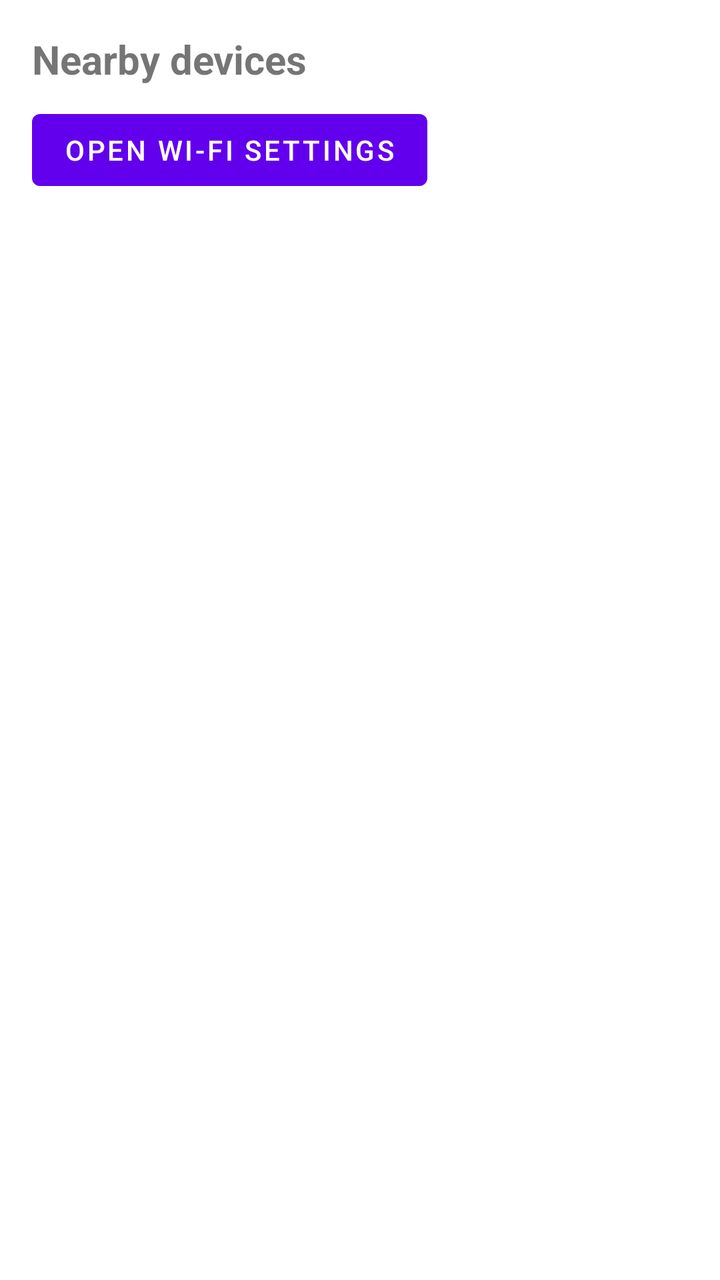
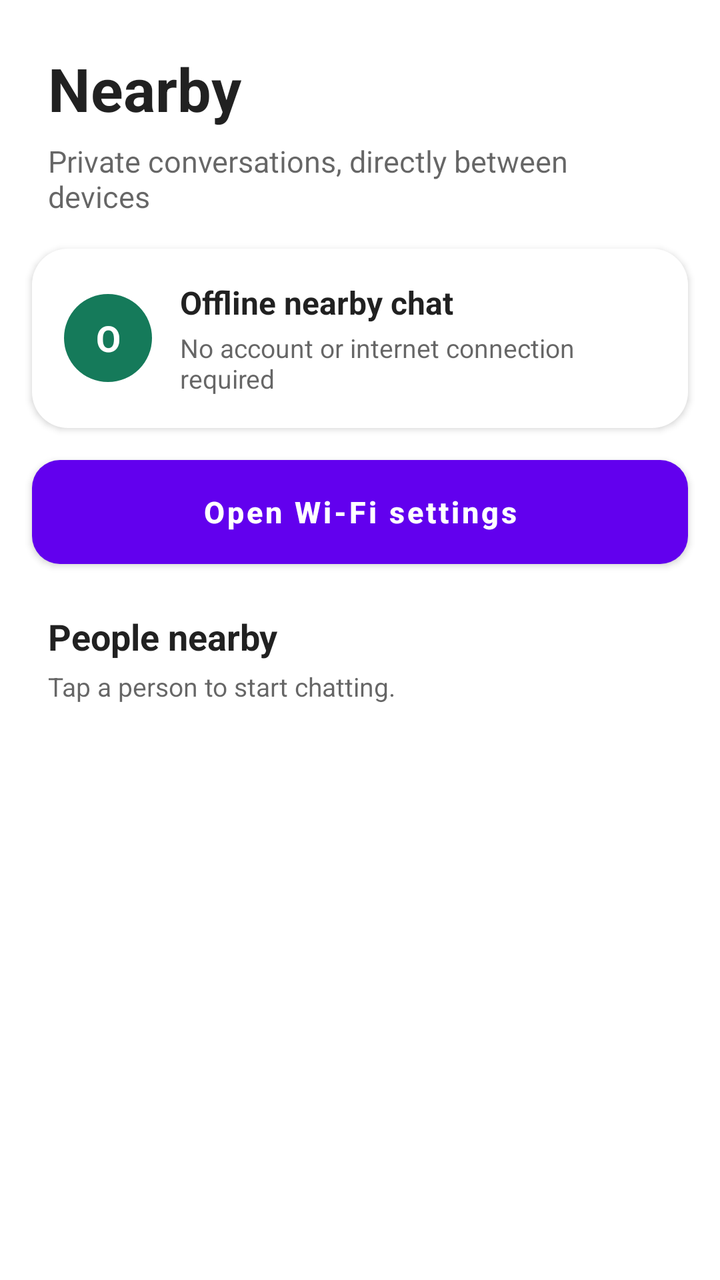

Compare the two renders of this Android layout. The source of the first and the diff that turns it into the second are given below.
<!-- AndroidManifest.xml: application theme Theme.OffTheGrid -->
<!-- res/layout/activity_discover.xml -->
<?xml version="1.0" encoding="utf-8"?>
<LinearLayout xmlns:android="http://schemas.android.com/apk/res/android"
    android:layout_width="match_parent"
    android:layout_height="match_parent"
    android:fitsSystemWindows="true"
    android:orientation="vertical"
    android:padding="16dp">

    <TextView
        android:layout_width="match_parent"
        android:layout_height="wrap_content"
        android:layout_marginBottom="8dp"
        android:text="Nearby devices"
        android:textSize="20sp"
        android:textStyle="bold" />

    <Button
        android:id="@+id/btnWifi"
        android:layout_width="wrap_content"
        android:layout_height="wrap_content"
        android:layout_marginBottom="8dp"
        android:text="Open Wi-Fi settings" />

    <androidx.recyclerview.widget.RecyclerView
        android:id="@+id/rvPeers"
        android:layout_width="match_parent"
        android:layout_height="0dp"
        android:layout_weight="1" />
</LinearLayout>
<!-- resources referenced by this layout -->
<resources>
  <style name="Theme.OffTheGrid" parent="Theme.MaterialComponents.DayNight.DarkActionBar">
          
          <item name="colorPrimary">@color/purple_500</item>
          <item name="colorPrimaryVariant">@color/purple_700</item>
          <item name="colorOnPrimary">@color/white</item>
          
          <item name="colorSecondary">@color/teal_200</item>
          <item name="colorSecondaryVariant">@color/teal_700</item>
          <item name="colorOnSecondary">@color/black</item>
          
          <item name="android:statusBarColor">?attr/colorPrimaryVariant</item>
          
      </style>
  <color name="purple_500">#FF6200EE</color>
  <color name="purple_700">#FF3700B3</color>
  <color name="white">#FFFFFFFF</color>
  <color name="teal_200">#FF03DAC5</color>
  <color name="teal_700">#FF018786</color>
  <color name="black">#FF000000</color>
</resources>

<!-- the commit's change to res/layout/activity_discover.xml (unified diff, before → after) -->
@@ -1,29 +1,154 @@
 <?xml version="1.0" encoding="utf-8"?>
-<LinearLayout xmlns:android="http://schemas.android.com/apk/res/android"
+<androidx.constraintlayout.widget.ConstraintLayout xmlns:android="http://schemas.android.com/apk/res/android"
+    xmlns:app="http://schemas.android.com/apk/res-auto"
     android:layout_width="match_parent"
     android:layout_height="match_parent"
-    android:fitsSystemWindows="true"
-    android:orientation="vertical"
-    android:padding="16dp">
+    android:background="?android:attr/colorBackground"
+    android:fitsSystemWindows="true">
 
-    <TextView
-        android:layout_width="match_parent"
+    <LinearLayout
+        android:id="@+id/discoverHeader"
+        android:layout_width="0dp"
         android:layout_height="wrap_content"
-        android:layout_marginBottom="8dp"
-        android:text="Nearby devices"
-        android:textSize="20sp"
-        android:textStyle="bold" />
+        android:orientation="vertical"
+        android:paddingStart="24dp"
+        android:paddingTop="24dp"
+        android:paddingEnd="24dp"
+        android:paddingBottom="16dp"
+        app:layout_constraintEnd_toEndOf="parent"
+        app:layout_constraintStart_toStartOf="parent"
+        app:layout_constraintTop_toTopOf="parent">
+
+        <TextView
+            android:layout_width="wrap_content"
+            android:layout_height="wrap_content"
+            android:text="@string/discover_title"
+            android:textColor="?android:attr/textColorPrimary"
+            android:textSize="30sp"
+            android:textStyle="bold" />
+
+        <TextView
+            android:layout_width="match_parent"
+            android:layout_height="wrap_content"
+            android:layout_marginTop="6dp"
+            android:text="@string/discover_subtitle"
+            android:textColor="?android:attr/textColorSecondary"
+            android:textSize="15sp" />
+    </LinearLayout>
+
+    <LinearLayout
+        android:id="@+id/privacyCard"
+        android:layout_width="0dp"
+        android:layout_height="wrap_content"
+        android:layout_marginStart="16dp"
+        android:layout_marginEnd="16dp"
+        android:background="@drawable/bg_card"
+        android:elevation="2dp"
+        android:gravity="center_vertical"
+        android:orientation="horizontal"
+        android:padding="16dp"
+        app:layout_constraintEnd_toEndOf="parent"
+        app:layout_constraintStart_toStartOf="parent"
+        app:layout_constraintTop_toBottomOf="@id/discoverHeader">
+
+        <TextView
+            android:layout_width="44dp"
+            android:layout_height="44dp"
+            android:background="@drawable/bg_avatar"
+            android:contentDescription="@string/chat_avatar_description"
+            android:gravity="center"
+            android:text="@string/chat_avatar"
+            android:textColor="@color/otg_on_green"
+            android:textSize="18sp"
+            android:textStyle="bold" />
+
+        <LinearLayout
+            android:layout_width="0dp"
+            android:layout_height="wrap_content"
+            android:layout_marginStart="14dp"
+            android:layout_weight="1"
+            android:orientation="vertical">
+
+            <TextView
+                android:layout_width="match_parent"
+                android:layout_height="wrap_content"
+                android:text="@string/offline_label"
+                android:textColor="?android:attr/textColorPrimary"
+                android:textSize="16sp"
+                android:textStyle="bold" />
+
+            <TextView
+                android:layout_width="match_parent"
+                android:layout_height="wrap_content"
+                android:layout_marginTop="3dp"
+                android:text="@string/offline_description"
+                android:textColor="?android:attr/textColorSecondary"
+                android:textSize="13sp" />
+        </LinearLayout>
+    </LinearLayout>
 
     <Button
         android:id="@+id/btnWifi"
-        android:layout_width="wrap_content"
+        android:layout_width="0dp"
+        android:layout_height="52dp"
+        android:layout_marginStart="16dp"
+        android:layout_marginTop="16dp"
+        android:layout_marginEnd="16dp"
+        android:background="@drawable/bg_primary_button"
+        android:backgroundTint="@null"
+        android:gravity="center"
+        android:minHeight="0dp"
+        android:paddingStart="20dp"
+        android:paddingEnd="20dp"
+        android:text="@string/scan_for_peers"
+        android:textAllCaps="false"
+        android:textColor="@color/otg_on_green"
+        android:textSize="15sp"
+        android:textStyle="bold"
+        app:layout_constraintEnd_toEndOf="parent"
+        app:layout_constraintStart_toStartOf="parent"
+        app:layout_constraintTop_toBottomOf="@id/privacyCard" />
+
+    <LinearLayout
+        android:id="@+id/peopleHeading"
+        android:layout_width="0dp"
         android:layout_height="wrap_content"
-        android:layout_marginBottom="8dp"
-        android:text="Open Wi-Fi settings" />
+        android:orientation="vertical"
+        android:paddingStart="24dp"
+        android:paddingTop="24dp"
+        android:paddingEnd="24dp"
+        android:paddingBottom="8dp"
+        app:layout_constraintEnd_toEndOf="parent"
+        app:layout_constraintStart_toStartOf="parent"
+        app:layout_constraintTop_toBottomOf="@id/btnWifi">
+
+        <TextView
+            android:layout_width="match_parent"
+            android:layout_height="wrap_content"
+            android:text="@string/nearby_people"
+            android:textColor="?android:attr/textColorPrimary"
+            android:textSize="18sp"
+            android:textStyle="bold" />
+
+        <TextView
+            android:layout_width="match_parent"
+            android:layout_height="wrap_content"
+            android:layout_marginTop="4dp"
+            android:text="@string/nearby_people_hint"
+            android:textColor="?android:attr/textColorSecondary"
+            android:textSize="13sp" />
+    </LinearLayout>
 
     <androidx.recyclerview.widget.RecyclerView
         android:id="@+id/rvPeers"
-        android:layout_width="match_parent"
+        android:layout_width="0dp"
         android:layout_height="0dp"
-        android:layout_weight="1" />
-</LinearLayout>
+        android:clipToPadding="false"
+        android:paddingTop="4dp"
+        android:paddingBottom="16dp"
+        app:layout_constraintBottom_toBottomOf="parent"
+        app:layout_constraintEnd_toEndOf="parent"
+        app:layout_constraintStart_toStartOf="parent"
+        app:layout_constraintTop_toBottomOf="@id/peopleHeading" />
+
+</androidx.constraintlayout.widget.ConstraintLayout>
<!-- resource entries referenced after the edit -->
@@ -1,5 +1,35 @@
 <!-- resources referenced by this layout -->
 <resources>
+  <color name="otg_on_green">#FFFFFF</color>
+  <!-- drawable bg_avatar (drawable) -->
+  <?xml version="1.0" encoding="utf-8"?>
+  <shape xmlns:android="http://schemas.android.com/apk/res/android"
+      android:shape="oval">
+      <solid android:color="@color/otg_green" />
+  </shape>
+  <!-- drawable bg_card (drawable) -->
+  <?xml version="1.0" encoding="utf-8"?>
+  <shape xmlns:android="http://schemas.android.com/apk/res/android"
+      android:shape="rectangle">
+      <solid android:color="?android:attr/colorBackgroundFloating" />
+      <corners android:radius="18dp" />
+  </shape>
+  <!-- drawable bg_primary_button (drawable) -->
+  <?xml version="1.0" encoding="utf-8"?>
+  <shape xmlns:android="http://schemas.android.com/apk/res/android"
+      android:shape="rectangle">
+      <solid android:color="@color/otg_green" />
+      <corners android:radius="14dp" />
+  </shape>
+  <string name="chat_avatar">O</string>
+  <string name="chat_avatar_description">Chat avatar</string>
+  <string name="discover_subtitle">Private conversations, directly between devices</string>
+  <string name="discover_title">Nearby</string>
+  <string name="nearby_people">People nearby</string>
+  <string name="nearby_people_hint">Tap a person to start chatting.</string>
+  <string name="offline_description">No account or internet connection required</string>
+  <string name="offline_label">Offline nearby chat</string>
+  <string name="scan_for_peers">Open Wi-Fi settings</string>
   <style name="Theme.OffTheGrid" parent="Theme.MaterialComponents.DayNight.DarkActionBar">
           
           <item name="colorPrimary">@color/purple_500</item>
@@ -13,6 +43,7 @@
           <item name="android:statusBarColor">?attr/colorPrimaryVariant</item>
           
       </style>
+  <color name="otg_green">#157A5A</color>
   <color name="purple_500">#FF6200EE</color>
   <color name="purple_700">#FF3700B3</color>
   <color name="white">#FFFFFFFF</color>
